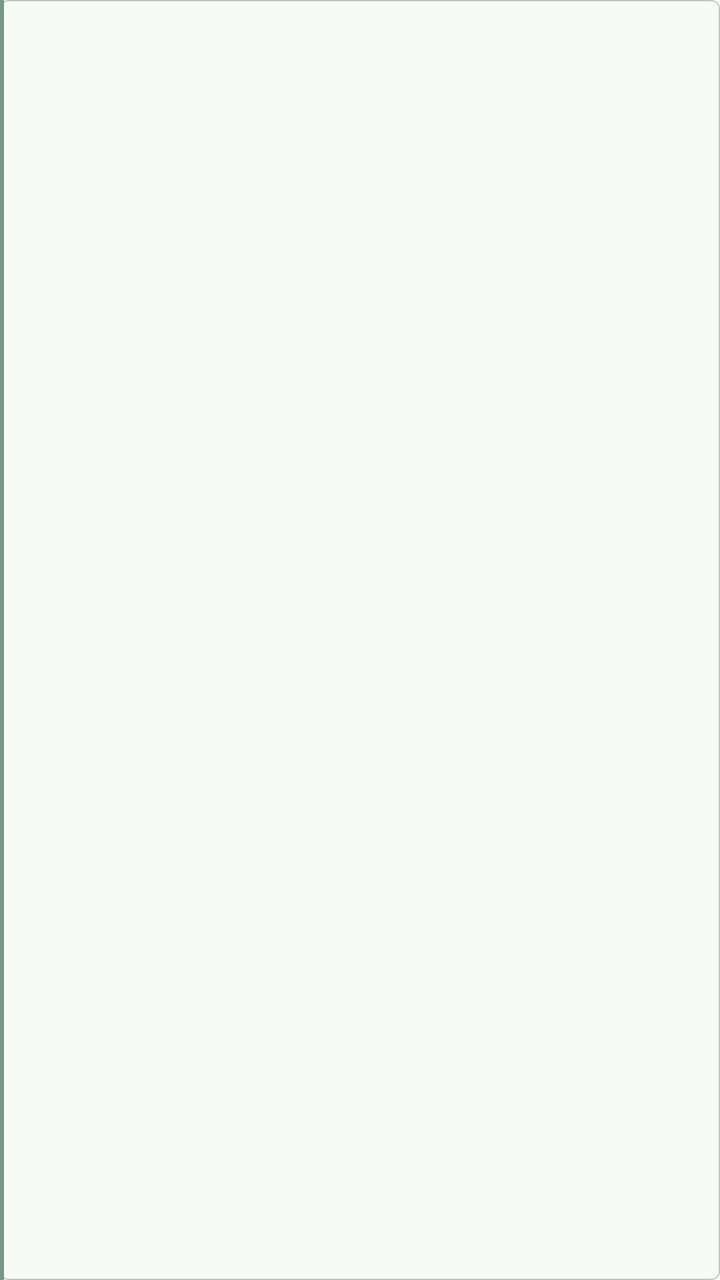
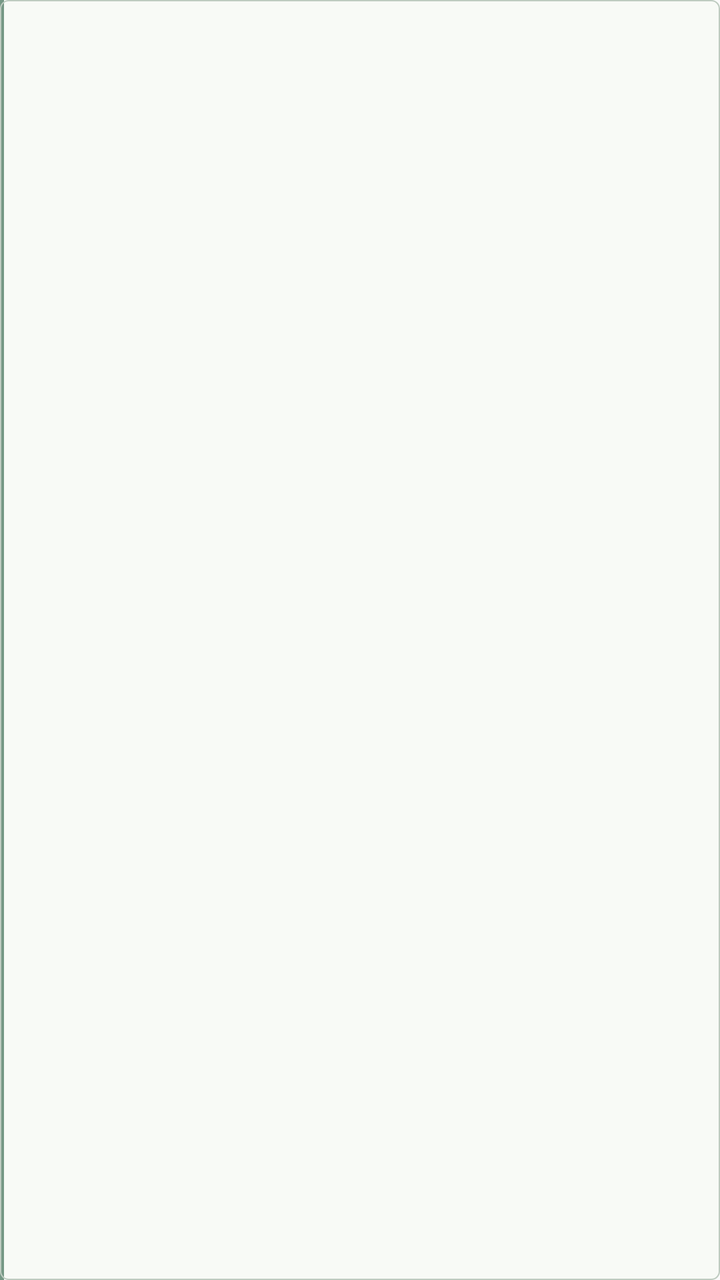

An Android layout rendered at two revisions. The XML below is the earlier revision; the diff shows what the commit changed to produce the second picture.
<!-- AndroidManifest.xml: application theme android:Theme.Material.Light.NoActionBar -->
<!-- res/layout/widget_native_event.xml -->
<FrameLayout xmlns:android="http://schemas.android.com/apk/res/android"
    android:id="@+id/native_event" android:layout_width="match_parent" android:layout_height="wrap_content"
    android:background="@drawable/native_event_background" android:clipChildren="true">
    <ImageView android:id="@+id/native_accent" android:layout_width="2dp" android:layout_height="match_parent" android:background="#769885" android:importantForAccessibility="no" />
    <TextView android:id="@+id/native_event_time" android:layout_width="match_parent" android:layout_height="14dp" android:layout_marginLeft="8dp" android:layout_marginRight="6dp" android:layout_marginTop="1dp" android:includeFontPadding="false" android:gravity="center_vertical" android:textSize="11sp" android:textColor="#617067" android:singleLine="true" android:ellipsize="end" />
    <TextView android:id="@+id/native_event_title" android:layout_width="match_parent" android:layout_height="wrap_content" android:layout_marginLeft="8dp" android:layout_marginRight="6dp" android:layout_marginTop="15dp" android:includeFontPadding="false" android:fontFamily="sans-serif-medium" android:textSize="14sp" android:textColor="#243F35" android:maxLines="2" android:ellipsize="end" />
    <TextView android:id="@+id/native_event_location" android:layout_width="match_parent" android:layout_height="14dp" android:layout_marginLeft="8dp" android:layout_marginRight="6dp" android:layout_marginTop="48dp" android:includeFontPadding="false" android:gravity="center_vertical" android:textSize="11sp" android:textColor="#617067" android:singleLine="true" android:ellipsize="end" />
</FrameLayout>
<!-- resources referenced by this layout -->
<resources>
  <!-- drawable native_event_background (drawable) -->
  <shape xmlns:android="http://schemas.android.com/apk/res/android">
      <solid android:color="#F8FAF6" />
      <stroke android:width="0.5dp" android:color="#BECBC0" />
      <corners android:radius="4dp" />
  </shape>
</resources>

<!-- the commit's change to res/layout/widget_native_event.xml (unified diff, before → after) -->
@@ -1,8 +1,10 @@
 <FrameLayout xmlns:android="http://schemas.android.com/apk/res/android"
     android:id="@+id/native_event" android:layout_width="match_parent" android:layout_height="wrap_content"
-    android:background="@drawable/native_event_background" android:clipChildren="true">
+    android:clipChildren="true">
+    <ImageView android:id="@+id/native_event_fill" android:layout_width="match_parent" android:layout_height="match_parent" android:src="@drawable/event_fill" android:scaleType="fitXY" android:importantForAccessibility="no" />
     <ImageView android:id="@+id/native_accent" android:layout_width="2dp" android:layout_height="match_parent" android:background="#769885" android:importantForAccessibility="no" />
-    <TextView android:id="@+id/native_event_time" android:layout_width="match_parent" android:layout_height="14dp" android:layout_marginLeft="8dp" android:layout_marginRight="6dp" android:layout_marginTop="1dp" android:includeFontPadding="false" android:gravity="center_vertical" android:textSize="11sp" android:textColor="#617067" android:singleLine="true" android:ellipsize="end" />
+    <TextView android:id="@+id/native_event_time" android:layout_width="match_parent" android:layout_height="14dp" android:layout_marginLeft="8dp" android:layout_marginRight="6dp" android:layout_marginTop="1dp" android:includeFontPadding="false" android:gravity="center_vertical" android:textSize="11sp" android:textColor="#4E5F55" android:singleLine="true" android:ellipsize="end" />
     <TextView android:id="@+id/native_event_title" android:layout_width="match_parent" android:layout_height="wrap_content" android:layout_marginLeft="8dp" android:layout_marginRight="6dp" android:layout_marginTop="15dp" android:includeFontPadding="false" android:fontFamily="sans-serif-medium" android:textSize="14sp" android:textColor="#243F35" android:maxLines="2" android:ellipsize="end" />
-    <TextView android:id="@+id/native_event_location" android:layout_width="match_parent" android:layout_height="14dp" android:layout_marginLeft="8dp" android:layout_marginRight="6dp" android:layout_marginTop="48dp" android:includeFontPadding="false" android:gravity="center_vertical" android:textSize="11sp" android:textColor="#617067" android:singleLine="true" android:ellipsize="end" />
+    <TextView android:id="@+id/native_event_location" android:layout_width="match_parent" android:layout_height="14dp" android:layout_marginLeft="8dp" android:layout_marginRight="6dp" android:layout_marginTop="48dp" android:includeFontPadding="false" android:gravity="center_vertical" android:textSize="11sp" android:textColor="#4E5F55" android:singleLine="true" android:ellipsize="end" />
+    <ImageView android:id="@+id/native_event_outline" android:layout_width="match_parent" android:layout_height="match_parent" android:src="@drawable/event_outline" android:scaleType="fitXY" android:importantForAccessibility="no" />
 </FrameLayout>
<!-- resource entries referenced after the edit -->
@@ -1,8 +1,13 @@
 <!-- resources referenced by this layout -->
 <resources>
-  <!-- drawable native_event_background (drawable) -->
+  <!-- drawable event_fill (drawable) -->
   <shape xmlns:android="http://schemas.android.com/apk/res/android">
       <solid android:color="#F8FAF6" />
+      <corners android:radius="4dp" />
+  </shape>
+  <!-- drawable event_outline (drawable) -->
+  <shape xmlns:android="http://schemas.android.com/apk/res/android">
+      <solid android:color="@android:color/transparent" />
       <stroke android:width="0.5dp" android:color="#BECBC0" />
       <corners android:radius="4dp" />
   </shape>
